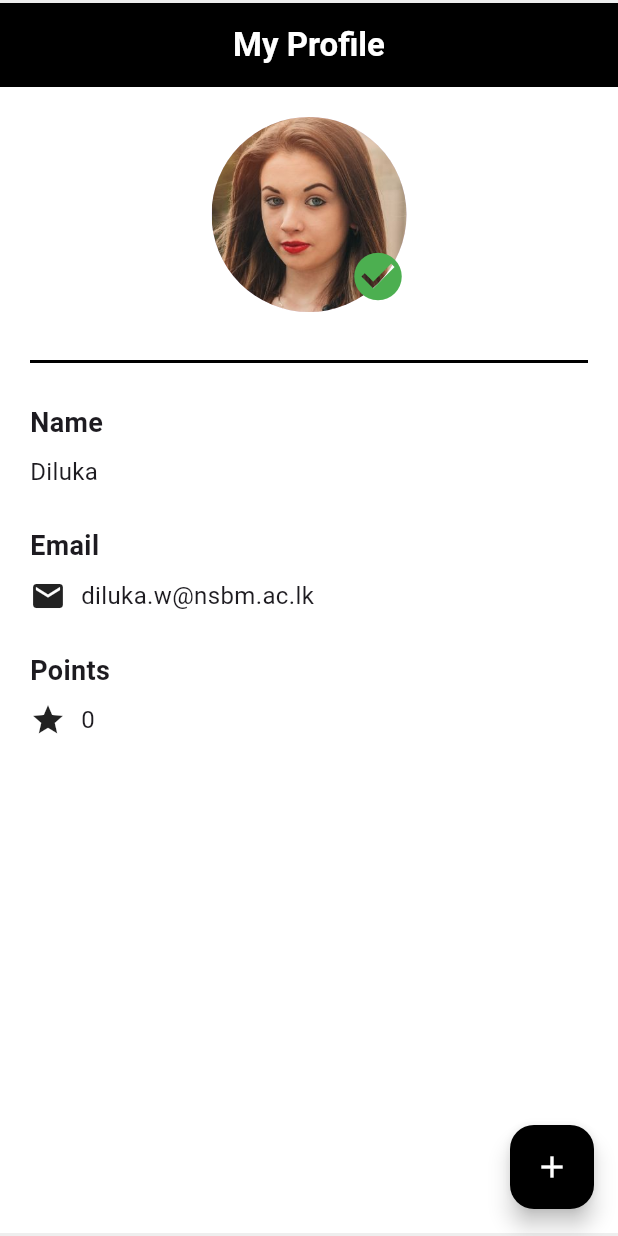
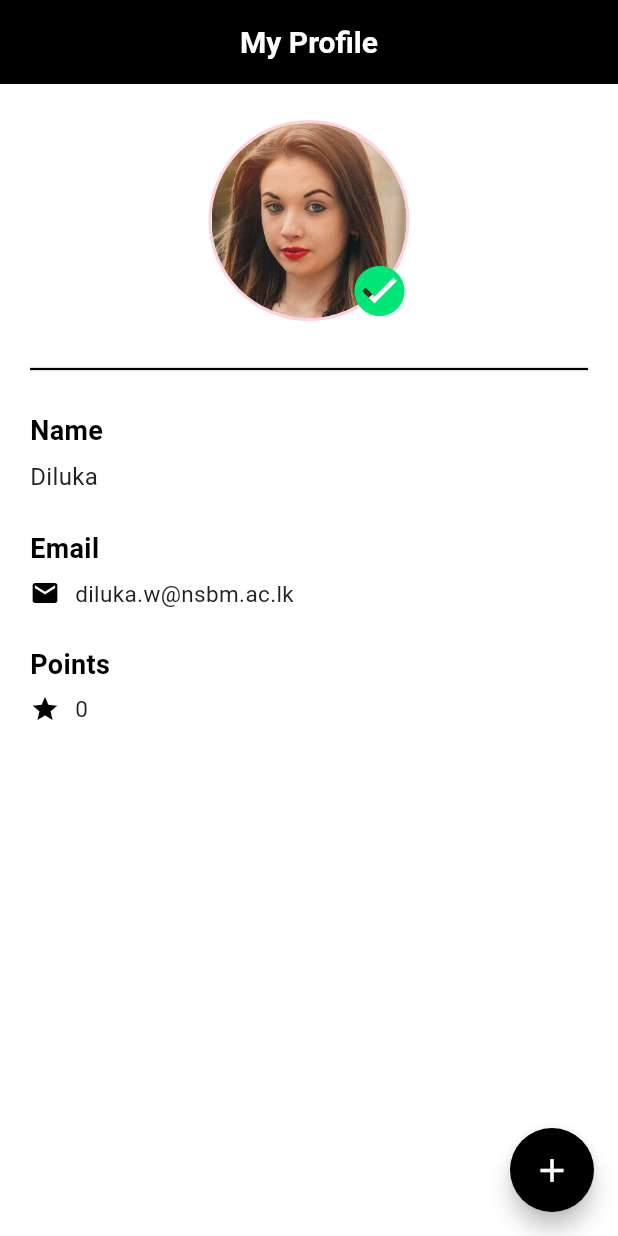
Before and after one commit to hkddaksika/MyProfileApp, a Flutter app: the screen it shows after launch, on a phone screen of 412 x 824 dp. Run offline on Flutter 3.47's test engine with Material 3 defaults, Android fonts, the phone set to English and light mode, and no system bars.

Commit message:
Update MyProfileApp profile UI

```diff
--- a/lib/main.dart
+++ b/lib/main.dart
@@ -10,18 +10,16 @@ class MyProfileApp extends StatelessWidget {
   @override
   Widget build(BuildContext context) {
     return MaterialApp(
-      debugShowCheckedModeBanner: false,
+      debugShowCheckedModeBanner: true,
       home: Scaffold(
-        backgroundColor: const Color(0xffeeeeee),
+        backgroundColor: const Color(0xFFF7F7F7),
         body: Center(
-          child: Container(
-            width: 420,
-            height: 820,
-            decoration: BoxDecoration(
+          child: ConstrainedBox(
+            constraints: const BoxConstraints(maxWidth: 460),
+            child: Container(
               color: Colors.white,
-              borderRadius: BorderRadius.circular(30),
+              child: const ProfilePage(),
             ),
-            child: const ProfilePage(),
           ),
         ),
       ),
@@ -39,7 +37,7 @@ class ProfilePage extends StatefulWidget {
 class _ProfilePageState extends State<ProfilePage> {
   int points = 0;
 
-  void addPoint() {
+  void _incrementPoints() {
     setState(() {
       points++;
     });
@@ -49,127 +47,144 @@ class _ProfilePageState extends State<ProfilePage> {
   Widget build(BuildContext context) {
     return Scaffold(
       backgroundColor: Colors.white,
-
       appBar: AppBar(
         backgroundColor: Colors.black,
+        elevation: 0,
         centerTitle: true,
         title: const Text(
           'My Profile',
           style: TextStyle(
             color: Colors.white,
-            fontWeight: FontWeight.bold,
+            fontSize: 20,
+            fontWeight: FontWeight.w600,
           ),
         ),
       ),
-
       body: Padding(
-        padding: const EdgeInsets.all(20),
+        padding: const EdgeInsets.symmetric(horizontal: 20),
         child: Column(
           crossAxisAlignment: CrossAxisAlignment.start,
           children: [
-
+            const SizedBox(height: 24),
             Center(
               child: Stack(
                 children: [
-                  const CircleAvatar(
-                    radius: 65,
-                    backgroundImage: AssetImage(
-                      'assets/images/avatar.png',
+                  Container(
+                    decoration: BoxDecoration(
+                      shape: BoxShape.circle,
+                      color: Colors.white,
+                      border: Border.all(
+                        color: const Color(0xFFFFD1DC),
+                        width: 2,
+                      ),
+                    ),
+                    child: const CircleAvatar(
+                      radius: 65,
+                      backgroundColor: Colors.white,
+                      backgroundImage: AssetImage(
+                        'assets/images/avatar.png',
+                      ),
                     ),
                   ),
-
-                  Positioned(
+                  const Positioned(
                     right: 0,
-                    bottom: 5,
+                    bottom: 0,
                     child: Icon(
                       Icons.check_circle,
-                      color: Colors.green,
-                      size: 38,
+                      color: Color(0xFF00E676),
+                      size: 40,
                     ),
                   ),
                 ],
               ),
             ),
-
-            const SizedBox(height: 25),
-
+            const SizedBox(height: 24),
             const Divider(
               color: Colors.black,
-              thickness: 2,
+              thickness: 1.5,
             ),
-
             const SizedBox(height: 20),
-
             const Text(
               'Name',
               style: TextStyle(
                 fontSize: 18,
                 fontWeight: FontWeight.bold,
+                color: Colors.black,
               ),
             ),
-
-            const SizedBox(height: 8),
-
+            const SizedBox(height: 6),
             const Text(
               'Diluka',
-              style: TextStyle(fontSize: 16),
+              style: TextStyle(
+                fontSize: 16,
+                color: Color(0xFF222222),
+              ),
             ),
-
-            const SizedBox(height: 25),
-
+            const SizedBox(height: 24),
             const Text(
               'Email',
               style: TextStyle(
                 fontSize: 18,
                 fontWeight: FontWeight.bold,
+                color: Colors.black,
               ),
             ),
-
-            const SizedBox(height: 8),
-
+            const SizedBox(height: 6),
             const Row(
               children: [
-                Icon(Icons.email),
+                Icon(
+                  Icons.email,
+                  size: 20,
+                  color: Colors.black,
+                ),
                 SizedBox(width: 10),
                 Text(
                   'diluka.w@nsbm.ac.lk',
-                  style: TextStyle(fontSize: 16),
+                  style: TextStyle(
+                    fontSize: 15,
+                    color: Color(0xFF222222),
+                  ),
                 ),
               ],
             ),
-
-            const SizedBox(height: 25),
-
+            const SizedBox(height: 24),
             const Text(
               'Points',
               style: TextStyle(
                 fontSize: 18,
                 fontWeight: FontWeight.bold,
+                color: Colors.black,
               ),
             ),
-
-            const SizedBox(height: 8),
-
+            const SizedBox(height: 6),
             Row(
               children: [
-                const Icon(Icons.star),
+                const Icon(
+                  Icons.star,
+                  size: 20,
+                  color: Colors.black,
+                ),
                 const SizedBox(width: 10),
                 Text(
                   '$points',
-                  style: const TextStyle(fontSize: 16),
+                  style: const TextStyle(
+                    fontSize: 15,
+                    color: Color(0xFF222222),
+                  ),
                 ),
               ],
             ),
           ],
         ),
       ),
-
       floatingActionButton: FloatingActionButton(
         backgroundColor: Colors.black,
-        onPressed: addPoint,
+        shape: const CircleBorder(),
+        onPressed: _incrementPoints,
         child: const Icon(
           Icons.add,
           color: Colors.white,
+          size: 26,
         ),
       ),
     );
```
